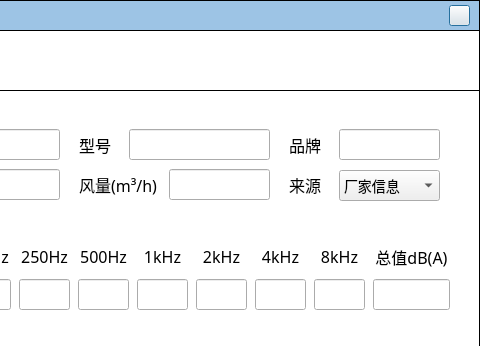
This is NoiseCalSoft/inputDialog/dialog_fan.ui in haobana/NoiCal as Qt 5 draws it before an edit; both pictures show x 131 to 611 and y 0 to 346 of the 611 by 481 pixel window. The edited form follows.
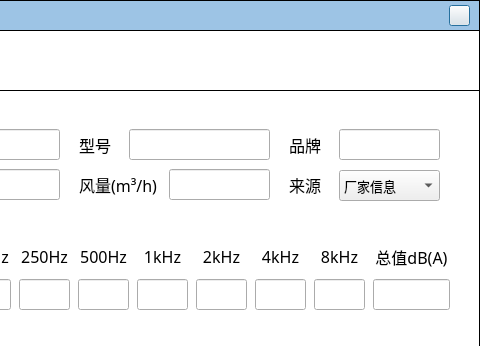
This is the edited form. Icons and pictures are not drawn.

Diff of the .ui file:
```diff
--- a/NoiseCalSoft/inputDialog/dialog_fan.ui
+++ b/NoiseCalSoft/inputDialog/dialog_fan.ui
@@ -108,16 +108,19 @@
 font-size: 16px;
 }
 
-QComboBox
-{
-font-family: '黑体';
-font-size: 14px;
-}
-
 QLineEdit
 {
 font-family: '黑体';
-font-size: 14px;
+}
+
+QRadioButton
+{
+font-family: '黑体';
+}
+
+QPushButton
+{
+font-family: '黑体';
 }</string>
     </property>
     <widget class="QLabel" name="label_4">
```
